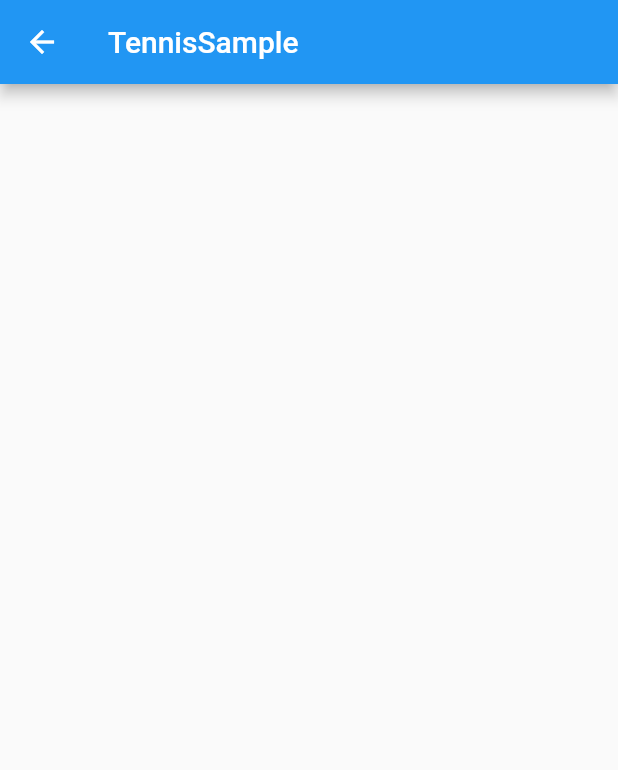
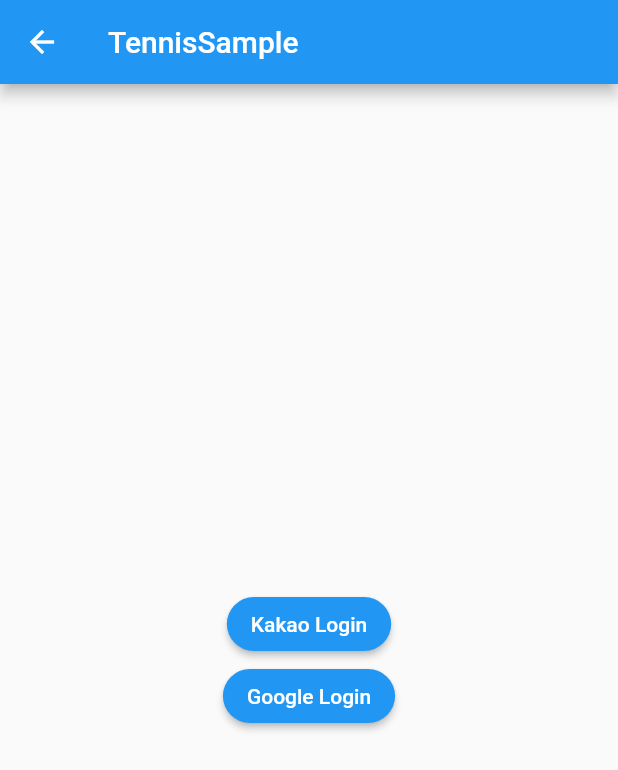
Before and after one commit to jh0123401234/tennis_start, a Flutter app: the LoginScreen screen opened directly, on a phone screen of 412 x 824 dp. Shown: the top 770 px of the screen. Run offline on Flutter 3.47's test engine with Material 2 defaults, Android fonts, the phone set to English and light mode, and no system bars.

Commit message:
버튼 중앙 정렬로 추가

```diff
--- a/lib/ui/login_screen.dart
+++ b/lib/ui/login_screen.dart
@@ -9,13 +9,24 @@ class LoginScreen extends StatefulWidget {
 }
 
 class _LoginScreenState extends State<LoginScreen> {
-
   @override
   Widget build(BuildContext context) {
     return Scaffold(
-      appBar: AppBar(
-        title: Text("TennisSample")
-      ),
-    );
+        appBar: AppBar(title: Text("TennisSample")),
+        body: Center(
+            child: Column(
+          mainAxisAlignment: MainAxisAlignment.center,
+          crossAxisAlignment: CrossAxisAlignment.center,
+          children: [
+            ElevatedButton(
+                onPressed: () {},
+                style: ElevatedButton.styleFrom(shape: const StadiumBorder()),
+                child: const Text("Kakao Login")),
+            ElevatedButton(
+                onPressed: () {},
+                style: ElevatedButton.styleFrom(shape: const StadiumBorder()),
+                child: const Text("Google Login"))
+          ],
+        )));
   }
 }
```
